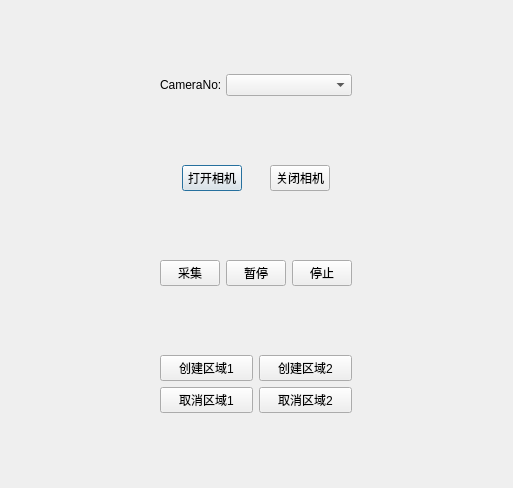
The window that AngstrongDemo/parameterview.ui (1500136508/AngstrongDemo) describes before a commit, drawn with Qt 5.
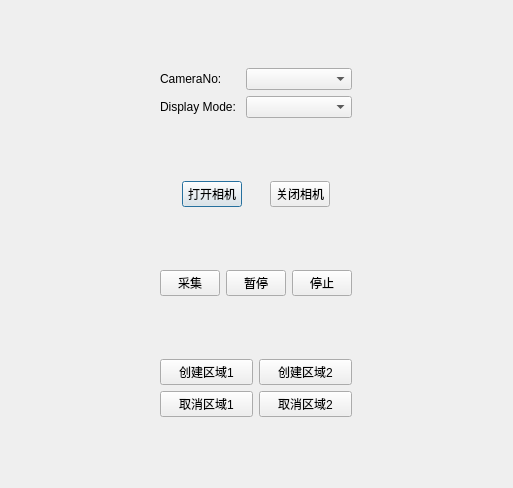
The same window after the commit.

```diff
--- a/AngstrongDemo/parameterview.ui
+++ b/AngstrongDemo/parameterview.ui
@@ -17,6 +17,8 @@
    <item row="0" column="0">
     <layout class="QHBoxLayout" name="horizontalLayout_2">
      <item>
+      <layout class="QVBoxLayout" name="verticalLayout">
+       <item>
       <widget class="QLabel" name="m_lab_camera_list_title">
        <property name="maximumSize">
         <size>
@@ -30,7 +32,29 @@
       </widget>
      </item>
      <item>
+        <widget class="QLabel" name="m_lab_display_mode_title">
+         <property name="maximumSize">
+          <size>
+           <width>80</width>
+           <height>16777215</height>
+          </size>
+         </property>
+         <property name="text">
+          <string>Display Mode:</string>
+         </property>
+        </widget>
+       </item>
+      </layout>
+     </item>
+     <item>
+      <layout class="QVBoxLayout" name="verticalLayout_2">
+       <item>
       <widget class="QComboBox" name="m_combo_camera_list"/>
+       </item>
+       <item>
+        <widget class="QComboBox" name="m_combo_display_mode"/>
+       </item>
+      </layout>
      </item>
     </layout>
    </item>
```
Lines whose indentation alone changed are shown as unchanged.
